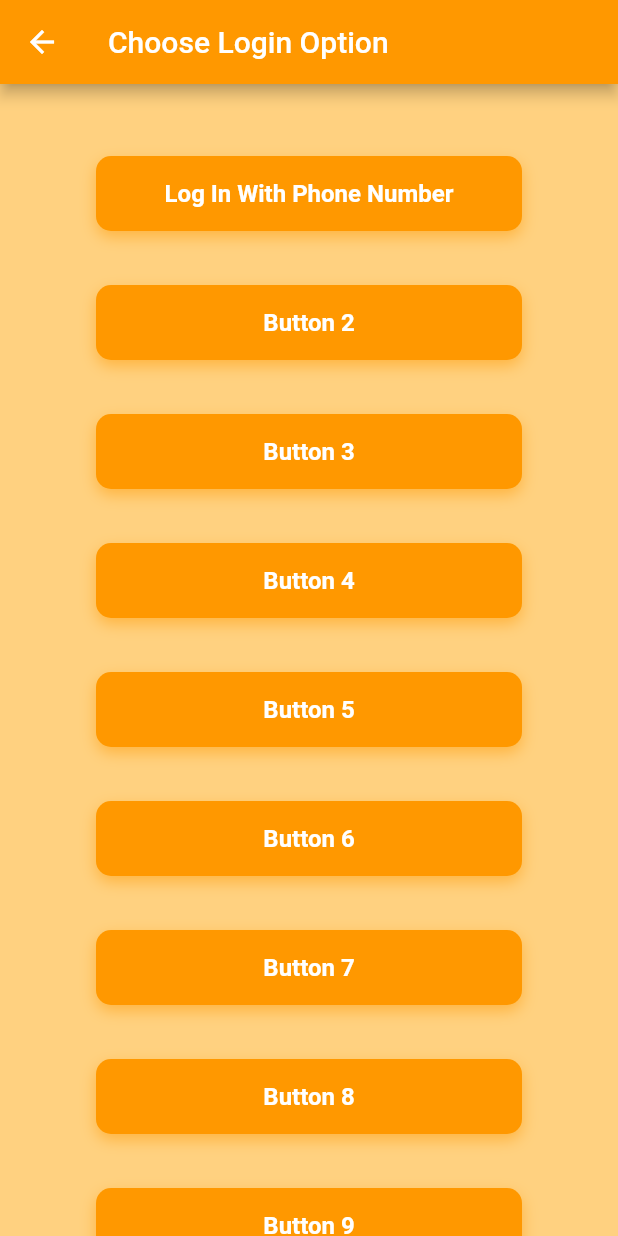
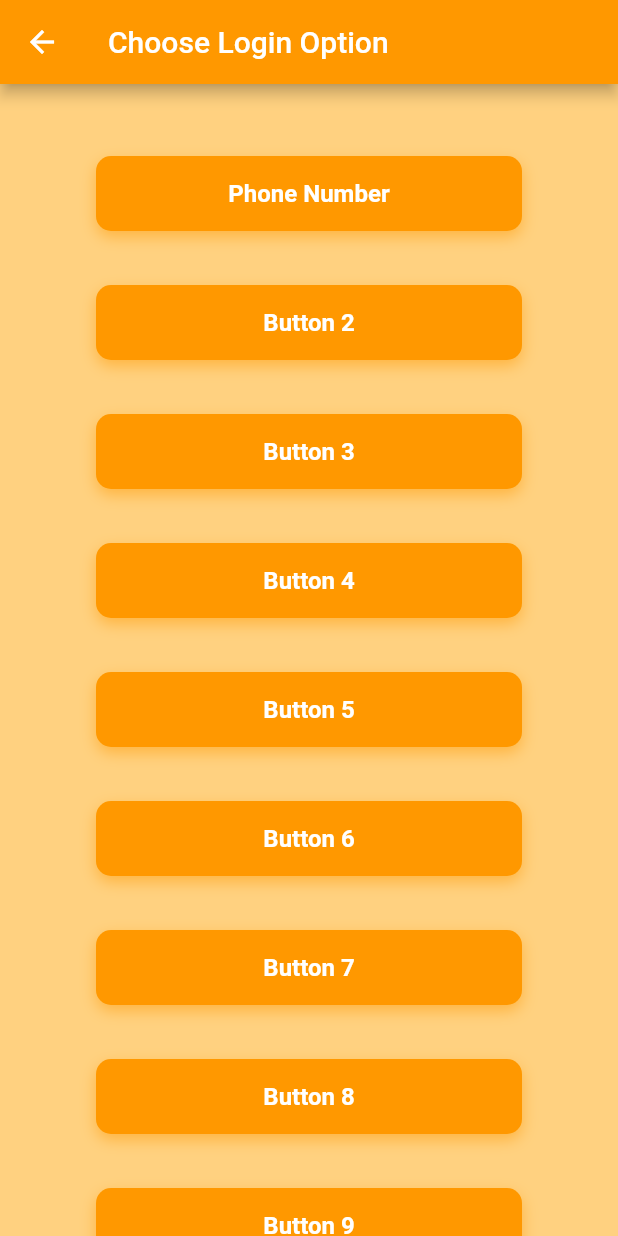
Before and after one commit to itheaks/LoginPage, a Flutter app: the TypeScreen screen opened directly, on a phone screen of 412 x 824 dp. Run offline on Flutter 3.47's test engine with Material 2 defaults, Android fonts, the phone set to English and light mode, and no system bars; our stand-ins replace cloud_firestore, country_picker, firebase_auth, firebase_core, firebase_storage, image_picker and 2 more; accounts and stored records are empty.

Commit message:
Your commit message

```diff
--- a/lib/types.dart
+++ b/lib/types.dart
@@ -37,7 +37,7 @@ class WelcomeScreen extends StatelessWidget {
 
 class TypeScreen extends StatelessWidget {
   final List<String> buttonTexts = [
-    "Log In With Phone Number",
+    "Phone Number",
     "Button 2",
     "Button 3",
     "Button 4",
```
